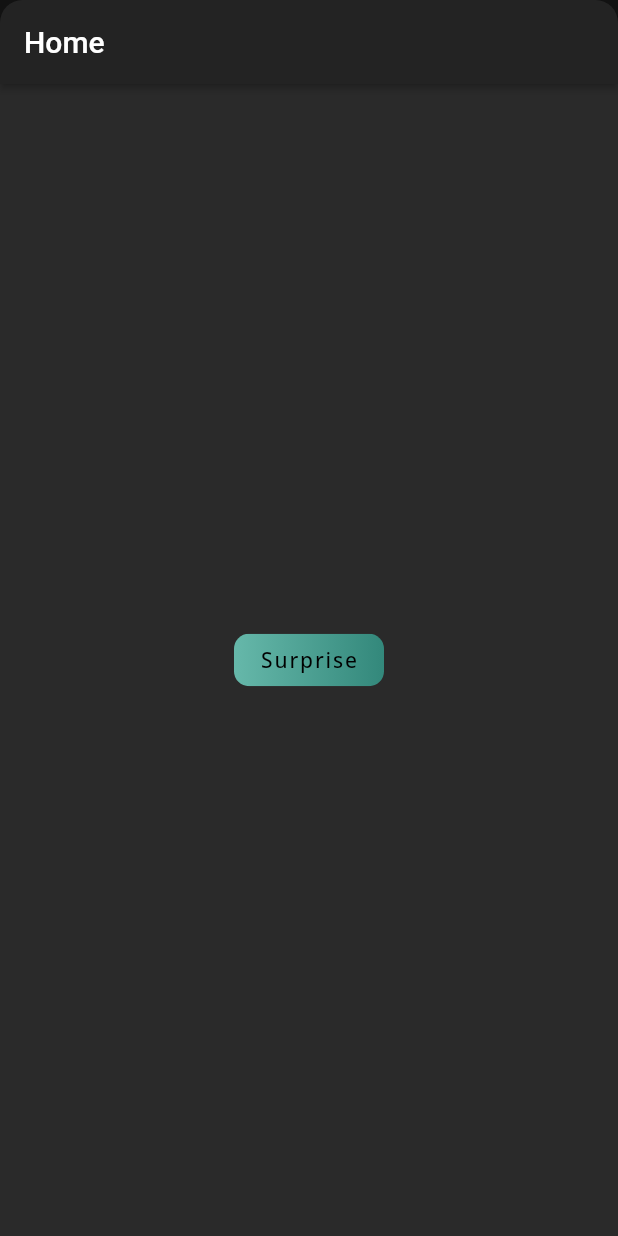
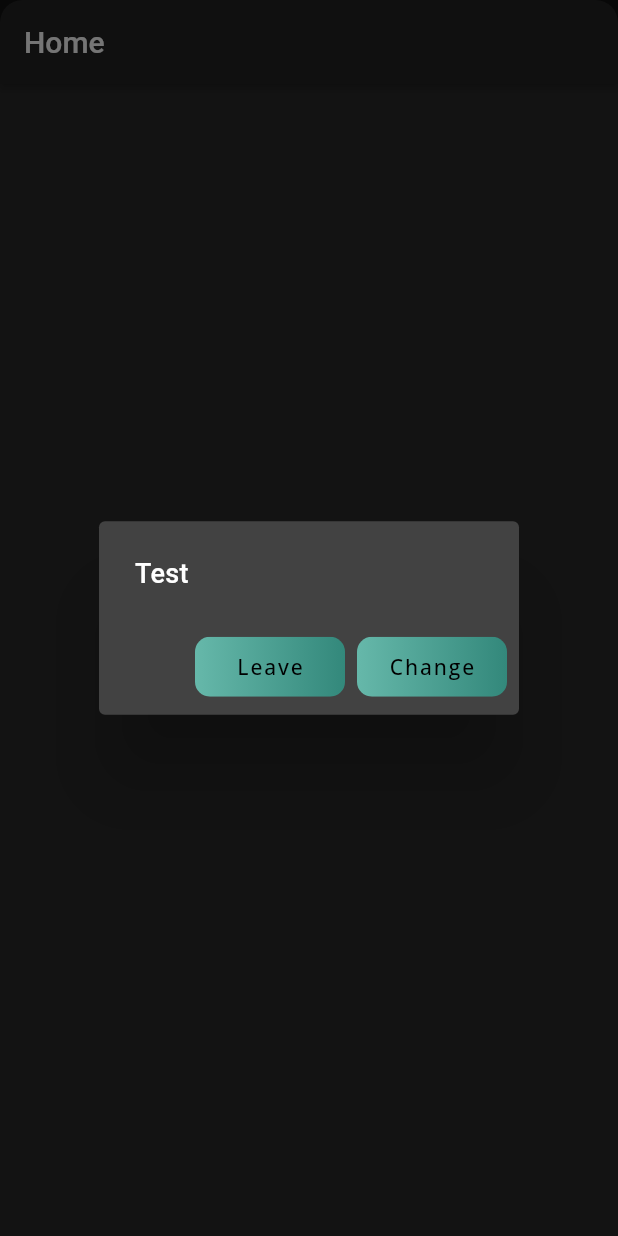
Before and after one commit to c0pp1ce/campus-motorsport, a Flutter app: the screen it shows after launch, after a tap on "Surprise", on a phone screen of 412 x 824 dp. Run offline on Flutter 3.47's test engine with Material 2 defaults, Android fonts, the phone set to English and light mode, and no system bars; our stand-ins replace dio, email_validator, google_fonts, pinput; statements that could not run were skipped.

```diff
--- a/lib/main.dart
+++ b/lib/main.dart
@@ -1,6 +1,7 @@
 import 'package:campus_motorsport/controller/token_controller/token_controller.dart';
 import 'package:campus_motorsport/routes/custom_router.dart';
 import 'package:campus_motorsport/routes/routes.dart';
+import 'package:campus_motorsport/utils/size_config.dart';
 import 'package:flutter/material.dart';
 
 import 'package:campus_motorsport/themes/color_themes.dart';
@@ -24,6 +25,8 @@ void main() {
 class MyApp extends StatelessWidget {
   @override
   Widget build(BuildContext context) {
+    /// Initialize the size values only once.
+    SizeConfig().init(context);
     return MultiProvider(
       providers: [
         ChangeNotifierProvider(
--- a/lib/views/login/login_view.dart
+++ b/lib/views/login/login_view.dart
@@ -83,7 +83,6 @@ class _LoginViewState extends State<LoginView> {
 
   @override
   Widget build(BuildContext context) {
-    SizeConfig().init(context);
     return Scaffold(
       body: BackgroundGradient(
         drawGradient: !_precached!,
--- a/lib/views/login/widgets/logo.dart
+++ b/lib/views/login/widgets/logo.dart
@@ -8,8 +8,6 @@ class Logo extends StatelessWidget {
 
   @override
   Widget build(BuildContext context) {
-    SizeConfig().init(context);
-
     return SizedBox(
       width: SizeConfig.screenWidth * 0.8,
       child: Image.asset('assets/images/logo_white.png'),
--- a/lib/views/main/main_navigator.dart
+++ b/lib/views/main/main_navigator.dart
@@ -5,6 +5,10 @@ import 'package:campus_motorsport/widgets/layout/stacked_ui/navigation_drawer.da
 import 'package:campus_motorsport/widgets/layout/stacked_ui/stacked_ui.dart';
 import 'package:flutter/material.dart';
 
+/// The navigator for the main pages which use the stacked UI.
+///
+/// Provider or BloCs needed for those pages need to be inserted above the [StackedUI]
+/// widget.
 class MainNavigator extends StatefulWidget {
   @override
   _MainNavigatorState createState() => _MainNavigatorState();
@@ -14,13 +18,15 @@ class _MainNavigatorState extends State<MainNavigator> {
   int _currentIndex = 0;
 
   /// The pages of the main navigation.
-  late List<Widget> pages = [
+  /// Length must be equal to [_contextMenus].
+  late List<Widget> _pages = [
     Home("Home"),
     Vehicles("Fahrzeuge"),
   ];
 
   /// The context menus of the main navigation.
-  late List<Widget> contextMenus = [
+  /// Length must be equal to [_pages].
+  late List<Widget> _contextMenus = [
     HomeContext(),
     VehiclesContext(),
   ];
@@ -29,16 +35,18 @@ class _MainNavigatorState extends State<MainNavigator> {
   Widget build(BuildContext context) {
     return StackedUI(
       navigationDrawer: _buildDrawer(context),
-      mainView: pages[_currentIndex],
-      contextDrawer: contextMenus[_currentIndex],
+      mainView: _pages[_currentIndex],
+      contextDrawer: _contextMenus[_currentIndex],
     );
   }
 
+  /// Contains the main navigation items as well as the matching secondary items
+  /// which are shown next to the main navigation bar.
   NavigationDrawer _buildDrawer(BuildContext context) {
     return NavigationDrawer(
       selected: _currentIndex,
       navigationItems: <NavigationItemData>[
-        /// HOME
+        /// HOME PAGE
         NavigationItemData(
           icon: Icons.home,
           onPressed: () {
@@ -57,7 +65,7 @@ class _MainNavigatorState extends State<MainNavigator> {
           ),
         ),
 
-        /// TEST
+        /// TEST TODO : Remove
         NavigationItemData(
           icon: Icons.car_repair,
           onPressed: () {
@@ -76,7 +84,10 @@ class _MainNavigatorState extends State<MainNavigator> {
           ),
         ),
 
-        /// Logout
+        /// LOGOUT
+        /// Does not lead to any main page but rather returns the user to the login
+        /// route.
+        /// The onPressed needs to handle everything logout-related.
         NavigationItemData(
           icon: Icons.logout,
           onPressed: () {
--- a/lib/views/main/pages/home.dart
+++ b/lib/views/main/pages/home.dart
@@ -22,13 +22,33 @@ class _HomeState extends State<Home> {
           width: 100,
           height: 35,
           child: Text("Surprise"),
-          onPressed: () {},
+          onPressed: () async {
+            await showDialog(
+              context: context,
+              builder: (context) => AlertDialog(
+                title: Text("Test"),
+                actions: [
+                  CMTextButton(
+                    width: 100,
+                    height: 40,
+                    child: Text("Leave"),
+                    onPressed: () => Navigator.of(context).pop(false),
+                  ),
+                  CMTextButton(
+                    width: 100,
+                    height: 40,
+                    child: Text("Change"),
+                    onPressed: () => Navigator.of(context).pop(false),
+                  ),
+                ],
+              ),
+            );
+          },
         ),
       ),
     );
   }
 }
-
 
 class HomeContext extends StatefulWidget {
   HomeContext({Key? key}) : super(key: key);
@@ -45,9 +65,9 @@ class HomeContextState extends State<HomeContext> {
     return ContextDrawer(
       child: Center(
           child: Text(
-            text,
-            style: Theme.of(context).textTheme.headline6,
-          )),
+        text,
+        style: Theme.of(context).textTheme.headline6,
+      )),
     );
   }
 
--- a/lib/views/registration/registration_view.dart
+++ b/lib/views/registration/registration_view.dart
@@ -51,7 +51,6 @@ class _RegistrationViewState extends State<RegistrationView> {
 
   @override
   Widget build(BuildContext context) {
-    SizeConfig().init(context);
     return Scaffold(
       backgroundColor: Theme.of(context).colorScheme.surface,
       extendBodyBehindAppBar: true,
--- a/lib/widgets/layout/stacked_ui/main_view.dart
+++ b/lib/widgets/layout/stacked_ui/main_view.dart
@@ -1,6 +1,10 @@
 import 'package:flutter/material.dart';
 
 /// The middle view of the stacked UI.
+///
+/// The child is placed inside a [Scaffold] with an [AppBar].
+/// In order to connect this view to the [ContextDrawer] a state management solution
+/// like Provider or BloC is recommended.
 class MainView extends StatelessWidget {
   /// The Appbar title.
   final Widget? title;
@@ -14,7 +18,7 @@ class MainView extends StatelessWidget {
   /// Should be the same for any instance.
   static const double appBarElevation = 2;
 
-  MainView({
+  const MainView({
     this.title,
     this.leading,
     required this.child,
--- a/lib/widgets/layout/stacked_ui/navigation_drawer.dart
+++ b/lib/widgets/layout/stacked_ui/navigation_drawer.dart
@@ -2,16 +2,17 @@ import 'package:campus_motorsport/utils/size_config.dart';
 import 'package:campus_motorsport/widgets/layout/stacked_ui/primary_nav_item.dart';
 import 'package:flutter/material.dart';
 
-/// The left view of the stacked UI which us used for navigation.
+/// The left view of the stacked UI which is used for navigation.
 ///
 /// 2 Layers of navigation possible.
 class NavigationDrawer extends StatelessWidget {
-  /// The widgets which are displayed in the horizontal list on the left side.
+  /// Used to build the widgets which are displayed in the horizontal list on the left side.
   final List<NavigationItemData> navigationItems;
 
+  /// The currently selected page.
   final int selected;
 
-  NavigationDrawer({
+  const NavigationDrawer({
     required this.navigationItems,
     required this.selected,
     Key? key,
@@ -30,12 +31,15 @@ class NavigationDrawer extends StatelessWidget {
           child: _buildSecondary(context),
         ),
         const SizedBox(
+          /// The width occupied by the inactive [MainView] plus the margin between
+          /// it and the [NavigationDrawer] content.
           width: 55,
         ),
       ],
     );
   }
 
+  /// Build a list of circular buttons ([PrimaryNavigationItem]) which form the main navigation.
   Widget _buildMainMenu(BuildContext context) {
     return Container(
       width: 50,
@@ -55,10 +59,14 @@ class NavigationDrawer extends StatelessWidget {
     );
   }
 
+  /// Places the [secondaryItem] of each [NavigationItemData] in a predefined [Container]
+  /// with maximum available height and width.
   Widget _buildSecondary(BuildContext context) {
     return SafeArea(
       child: Container(
         height: double.infinity,
+
+        /// Should be the same as used in the other [StackedUI] widgets.
         decoration: BoxDecoration(
           borderRadius: const BorderRadius.vertical(
             top: const Radius.circular(15.0),
@@ -82,9 +90,16 @@ class NavigationDrawer extends StatelessWidget {
   }
 }
 
+/// A wrapper class for the data that each navigation item used by the [NavigationDrawer]
+/// needs.
 class NavigationItemData {
+  /// The [IconData] displayed on the circular navigation item.
   final IconData icon;
+
+  /// The function which will be executed when pressing the circular navigation item.
   final void Function() onPressed;
+
+  /// Will be placed inside the second layer of navigation..
   final Widget secondaryItem;
 
   NavigationItemData({
--- a/lib/widgets/layout/stacked_ui/primary_nav_item.dart
+++ b/lib/widgets/layout/stacked_ui/primary_nav_item.dart
@@ -7,7 +7,7 @@ class PrimaryNavigationItem extends StatelessWidget {
   final IconData icon;
   final void Function() onPressed;
 
-  PrimaryNavigationItem({
+  const PrimaryNavigationItem({
     required this.isSelected,
     required this.icon,
     required this.onPressed,
--- a/lib/widgets/layout/stacked_ui/stacked_ui.dart
+++ b/lib/widgets/layout/stacked_ui/stacked_ui.dart
@@ -3,21 +3,31 @@ import 'package:campus_motorsport/widgets/layout/stacked_ui/context_drawer.dart'
 import 'package:campus_motorsport/widgets/layout/stacked_ui/navigation_drawer.dart';
 import 'package:flutter/material.dart';
 
+/// Used to determine whether the [ContextDrawer] (right) or [NavigationDrawer] (left) should
+/// be shown when the user performs a drag gesture.
 enum SlideDirection { right, left }
 
 class StackedUI extends StatefulWidget {
   /// The visible width of the main view when it is slided out of view.
+  ///
+  /// Attention: Currently there is no way to adjust the [ContextDrawer] and
+  /// [NavigationDrawer to match changes made to this width.
   final double slidedWidth;
 
+  /// Middle view of the [StackedUI].
   final Widget mainView;
 
-  /// Only tested for usage of [NavigationDrawer].
+  /// Left view of the [StackedUI].
+  ///
+  /// Only tested for usage with [NavigationDrawer].
   final Widget navigationDrawer;
 
-  /// Only tested for usage of [ContextDrawer].
+  /// Right view of the [StackedUI].
+  ///
+  /// Only tested for usage with [ContextDrawer].
   final Widget contextDrawer;
 
-  StackedUI({
+  const StackedUI({
     this.slidedWidth = 50,
     required this.mainView,
     required this.navigationDrawer,
@@ -31,20 +41,32 @@ class StackedUI extends StatefulWidget {
 
 class StackedUIState extends State<StackedUI>
     with SingleTickerProviderStateMixin {
+  /// Calculated based on [widget.slideWidth] and screen width.
+  ///
+  /// In order to have slides to left and right this value needs to switch between
+  /// maxSlide and -maxSlide.
   late double maxSlide;
   late AnimationController animationController;
   bool mainViewOpen = true;
   bool sideViewOpen = false;
+
+  /// Needed in order to determine if the velocity needs to be multiplied by -1
+  /// This is due to the fact that in order to animate a swipe from right to left
+  /// (which opens left side) maxSlide needs to be multiplied by -1.
   bool leftSideOpen = false;
-  bool rightSideOpen = false;
+
+  /// Only set if on [mainViewOpen] was true on drag start.
   SlideDirection? slideDirection;
 
   /// Index of the IndexedStack used for navigation & context widgets.
+  /// 0 = [NavigationDrawer], 1 = [ContextDrawer].
   int _index = 0;
 
   @override
   void initState() {
     super.initState();
+
+    maxSlide = SizeConfig.screenWidth - widget.slidedWidth;
 
     animationController = AnimationController(
       vsync: this,
@@ -60,14 +82,6 @@ class StackedUIState extends State<StackedUI>
         }
       });
     });
-  }
-
-  @override
-  void didChangeDependencies() {
-    super.didChangeDependencies();
-
-    SizeConfig().init(context);
-    maxSlide = SizeConfig.screenWidth - widget.slidedWidth;
   }
 
   @override
@@ -140,8 +154,6 @@ class StackedUIState extends State<StackedUI>
     if (animationController.isDismissed) {
       if (maxSlide < 0) {
         maxSlide = -maxSlide;
-        leftSideOpen = false;
-        rightSideOpen = true;
         setState(() {
           _index = 0;
         });
@@ -159,6 +171,8 @@ class StackedUIState extends State<StackedUI>
 
   void _onDragUpdate(DragUpdateDetails details) {
     /// Only set slideDirection if a side menu is slided in.
+    ///
+    /// Only called on the first drag update after a drag end.
     if (mainViewOpen && slideDirection == null) {
       double delta = details.primaryDelta ?? 0;
       setState(() {
@@ -174,6 +188,8 @@ class StackedUIState extends State<StackedUI>
       });
     }
 
+    /// maxSlide correctly set in first call of drag update.
+    /// No need to further alter any values to get the desired drag feeling.
     if ((mainViewOpen && slideDirection != null) || sideViewOpen) {
       double delta = (details.primaryDelta ?? 0) / maxSlide;
       animationController.value += delta;
@@ -182,11 +198,6 @@ class StackedUIState extends State<StackedUI>
   }
 
   void _onDragEnd(DragEndDetails details) {
-    if (slideDirection != null) {
-      leftSideOpen = slideDirection == SlideDirection.left;
-      rightSideOpen = slideDirection == SlideDirection.right;
-    }
-
     /// No need for snapping the animation to an end state.
     if (animationController.isDismissed || animationController.isCompleted) {
       if (animationController.isDismissed) {
@@ -203,12 +214,14 @@ class StackedUIState extends State<StackedUI>
       return;
     }
 
+    /// Snap into the current direction if the drag gesture is fast enough.
+    /// Otherwise snap to the closest end state.
     if (details.velocity.pixelsPerSecond.dx.abs() >= 360) {
       double visualVelocity =
           details.velocity.pixelsPerSecond.dx / SizeConfig.screenWidth;
 
-      /// Adjust velocity to negative maxSlide value.
-      if (slideDirection == SlideDirection.left || leftSideOpen) {
+      /// Adjust velocity to the negative maxSlide value.
+      if (slideDirection == SlideDirection.left) {
         visualVelocity = -visualVelocity;
       }
       animationController.fling(velocity: visualVelocity);
@@ -222,11 +235,3 @@ class StackedUIState extends State<StackedUI>
     slideDirection = null;
   }
 }
-
-abstract class StackedChild extends StatelessWidget {
-  final Widget mainChild;
-  final Widget contextChild;
-
-  StackedChild({required this.mainChild, required this.contextChild, Key? key})
-      : super(key: key);
-}
```
Also changed, not shown: lib/widgets/layout/backdrop/backdrop.dart (+2 -8 lines), lib/widgets/layout/stacked_ui/context_drawer.dart (+10 -2 lines).
